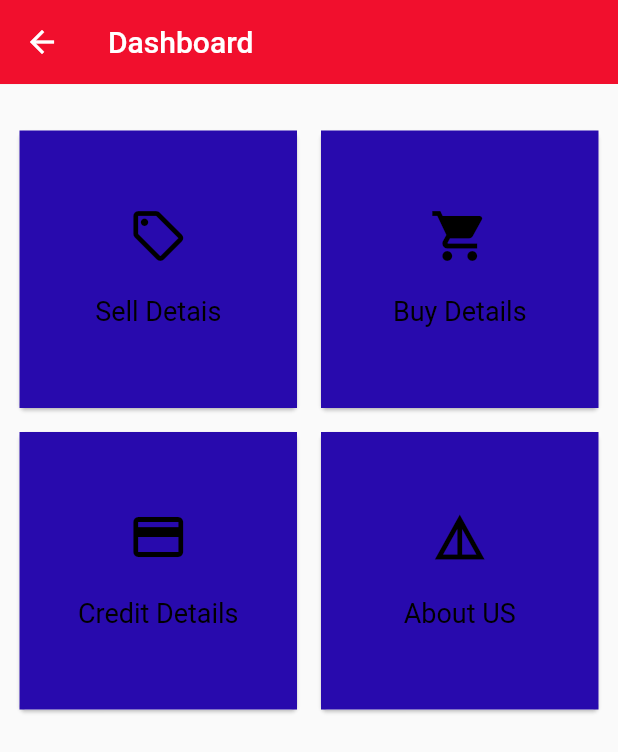
After one commit to progrmmerbasanta/projectII, a Flutter app: the HomePage screen opened directly, on a phone screen of 412 x 824 dp. The commit adds this screen. Shown: the top 752 px of the screen. Run offline on Flutter 3.47's test engine with Material 2 defaults, Android fonts, the light colour scheme and no system bars; missing offline and left inert: maps_launcher.

Commit message:
project updated

```diff
--- a/lib/inc/bottombar.dart
+++ b/lib/inc/bottombar.dart
@@ -3,6 +3,7 @@ import 'package:shopkeeper_khata/inc/buydetails.dart';
 import 'package:shopkeeper_khata/inc/cart.dart';
 import 'package:shopkeeper_khata/inc/credit.dart';
 import 'package:shopkeeper_khata/inc/details.dart';
+import 'package:shopkeeper_khata/inc/homepage.dart';
 
 import '../screens/home_screen.dart';
 
@@ -46,7 +47,7 @@ class _BottombarState extends State<Bottombar> {
                   icon: const Icon(Icons.home),
                   onPressed: () {
                     Navigator.push(context,
-                        MaterialPageRoute(builder: (context) => const HomeScreen()));
+                        MaterialPageRoute(builder: (context) => const HomePage()));
                   }),
               IconButton(
                   icon: const Icon(Icons.sell_outlined),
--- /dev/null
+++ b/lib/inc/homepage.dart
@@ -0,0 +1,68 @@
+// ignore_for_file: unnecessary_new
+
+import 'package:flutter/material.dart';
+class HomePage extends StatefulWidget {
+  const HomePage({Key? key}) : super(key: key);
+
+   @override
+  State<HomePage> createState() => _HomePageState();
+}
+
+class _HomePageState extends State<HomePage> {
+  @override
+  Widget build(BuildContext context) {
+    return Scaffold(
+      appBar: AppBar(
+        title: const Text("Dashboard"),
+        elevation: .1,
+        backgroundColor: const Color.fromARGB(255, 241, 15, 45),
+      ),
+      body: Container(
+        padding: const EdgeInsets.symmetric(vertical: 20.0, horizontal: 2.0),
+        child: GridView.count(
+          crossAxisCount: 2,
+          padding: const EdgeInsets.all(3.0),
+          children: <Widget>[
+            makeDashboardItem("Sell Detais", Icons.sell_outlined),
+            makeDashboardItem("Buy Details", Icons.shopping_cart),
+
+            makeDashboardItem("Credit Details", Icons.credit_card),
+            makeDashboardItem("About US", Icons.details_outlined),
+          ],
+        ),
+      ),
+    );
+  }
+
+  Card makeDashboardItem(String title, IconData icon) {
+    return Card(
+        elevation: 1.0,
+        margin: const EdgeInsets.all(8.0),
+        child: Container(
+          decoration: const BoxDecoration(color: Color.fromARGB(255, 40, 10, 173)),
+          child: new InkWell(
+            onTap: () {},
+            child: Column(
+              crossAxisAlignment: CrossAxisAlignment.stretch,
+              mainAxisSize: MainAxisSize.min,
+              verticalDirection: VerticalDirection.down,
+              children: <Widget>[
+                const SizedBox(height: 50.0),
+                Center(
+                    child: Icon(
+                  icon,
+                  size: 40.0,
+                  color: Colors.black,
+                )),
+                const SizedBox(height: 20.0),
+                new Center(
+                  child: new Text(title,
+                      style:
+                          const TextStyle(fontSize: 18.0, color: Colors.black)),
+                )
+              ],
+            ),
+          ),
+        ));
+  }
+}
--- a/lib/screens/home_screen.dart
+++ b/lib/screens/home_screen.dart
@@ -39,7 +39,7 @@ class _HomeScreenState extends State<HomeScreen> {
           child: Container(
             color: Colors.green,
             height: MediaQuery.of(context).size.height,
-            child: Column(children: const [Text("HEllo im Drawer")]),
+            child: Column(children: const [Text("Menu Bar ")]),
           ),
         ),
         body: Stack(
```
Also changed, not shown: lib/screens/login_screen.dart (+28 -4 lines).
